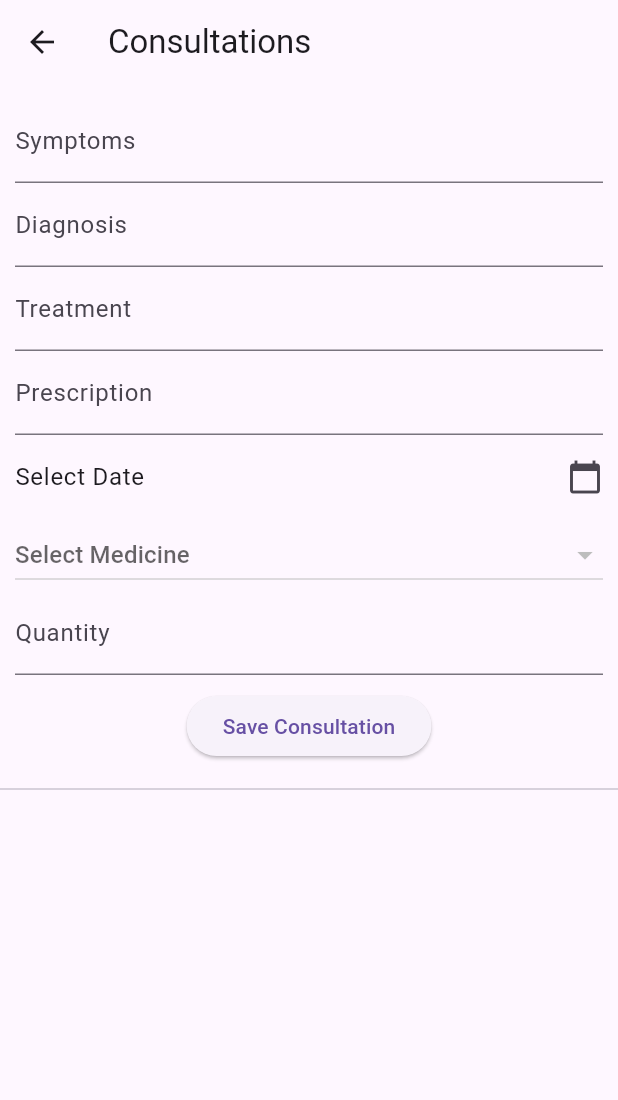
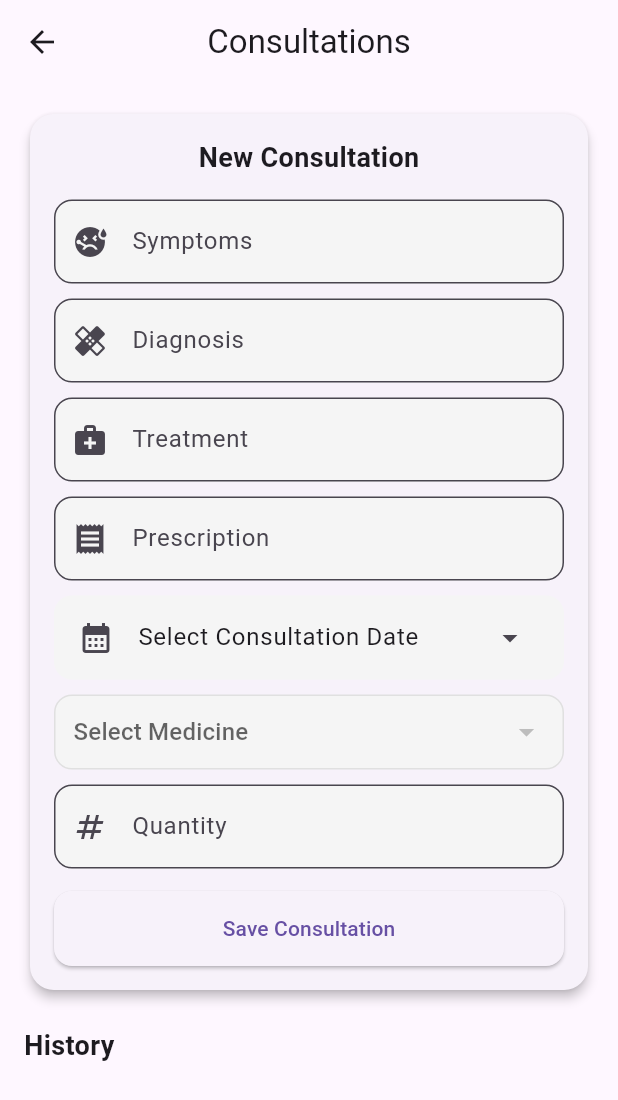
Before and after one commit to benedict003/bhcims_app, a Flutter app: the ConsultationsScreen screen opened directly with empty values, on a phone screen of 412 x 824 dp. Shown: the top 1100 px of the screen. Run offline on Flutter 3.47's test engine with Material 3 defaults, Android fonts, the phone set to English and light mode, and no system bars; our stand-ins replace shared_preferences; accounts and stored records are empty; network calls fail.

Commit message:
consultation ui

```diff
--- a/lib/screens/consultations_screen.dart
+++ b/lib/screens/consultations_screen.dart
@@ -7,6 +7,7 @@ class ConsultationsScreen extends StatefulWidget {
   final Map user;
 
   const ConsultationsScreen({super.key, required this.user});
+
   @override
   State<ConsultationsScreen> createState() => _ConsultationsScreenState();
 }
@@ -17,7 +18,6 @@ class _ConsultationsScreenState extends State<ConsultationsScreen> {
 
   int? selectedMedicine;
   DateTime? selectedDate;
-
   bool loading = true;
 
   final symptoms = TextEditingController();
@@ -39,13 +39,11 @@ class _ConsultationsScreenState extends State<ConsultationsScreen> {
     } catch (e) {
       debugPrint("Error loading data: $e");
     }
-
     setState(() => loading = false);
   }
 
-  // ================= DATE PICKER =================
   Future<void> pickDate() async {
-    DateTime? picked = await showDatePicker(
+    final picked = await showDatePicker(
       context: context,
       initialDate: DateTime.now(),
       firstDate: DateTime(2020),
@@ -53,23 +51,20 @@ class _ConsultationsScreenState extends State<ConsultationsScreen> {
     );
 
     if (picked != null) {
-      setState(() {
-        selectedDate = picked;
-      });
+      setState(() => selectedDate = picked);
     }
   }
 
-  // ================= CREATE =================
   Future<void> create() async {
     if (selectedDate == null) {
       ScaffoldMessenger.of(context).showSnackBar(
-        SnackBar(content: Text("Please select a date")),
+        const SnackBar(content: Text("Please select a date")),
       );
       return;
     }
 
     final model = ConsultationModel(
-      residentId: 1,
+      residentId: widget.user['id'],
       symptoms: symptoms.text,
       diagnosis: diagnosis.text,
       treatment: treatment.text,
@@ -98,100 +93,195 @@ class _ConsultationsScreenState extends State<ConsultationsScreen> {
     });
   }
 
+  InputDecoration _inputStyle(String label, IconData icon) {
+    return InputDecoration(
+      labelText: label,
+      prefixIcon: Icon(icon),
+      border: OutlineInputBorder(borderRadius: BorderRadius.circular(12)),
+      filled: true,
+      fillColor: Colors.grey[100],
+    );
+  }
+
   @override
   Widget build(BuildContext context) {
     return Scaffold(
-      appBar: AppBar(title: Text("Consultations")),
+      appBar: AppBar(
+        title: const Text("Consultations"),
+        centerTitle: true,
+      ),
 
       body: loading
-          ? Center(child: CircularProgressIndicator())
-          : Column(
+          ? const Center(child: CircularProgressIndicator())
+          : SingleChildScrollView(
+        child: Padding(
+          padding: const EdgeInsets.all(16),
+          child: Column(
+            crossAxisAlignment: CrossAxisAlignment.start,
             children: [
-          // ================= FORM =================
-          Padding(
-            padding: EdgeInsets.all(10),
+
+              // ================= FORM CARD =================
+              Card(
+                elevation: 3,
+                shape: RoundedRectangleBorder(
+                  borderRadius: BorderRadius.circular(16),
+                ),
+                child: Padding(
+                  padding: const EdgeInsets.all(16),
                   child: Column(
                     children: [
+
+                      const Text(
+                        "New Consultation",
+                        style: TextStyle(
+                          fontSize: 18,
+                          fontWeight: FontWeight.bold,
+                        ),
+                      ),
+
+                      const SizedBox(height: 15),
+
                       TextField(
                         controller: symptoms,
-                  decoration: InputDecoration(labelText: "Symptoms"),
+                        decoration: _inputStyle("Symptoms", Icons.sick),
                       ),
+                      const SizedBox(height: 10),
+
                       TextField(
                         controller: diagnosis,
-                  decoration: InputDecoration(labelText: "Diagnosis"),
+                        decoration: _inputStyle("Diagnosis", Icons.healing),
                       ),
+                      const SizedBox(height: 10),
 
                       TextField(
                         controller: treatment,
-                  decoration: InputDecoration(labelText: "Treatment"),
+                        decoration: _inputStyle("Treatment", Icons.medical_services),
                       ),
+                      const SizedBox(height: 10),
 
                       TextField(
                         controller: prescription,
-                  decoration: InputDecoration(labelText: "Prescription"),
+                        decoration: _inputStyle("Prescription", Icons.receipt),
+                      ),
+                      const SizedBox(height: 10),
+
+                      // DATE PICKER
+                      Container(
+                        decoration: BoxDecoration(
+                          borderRadius: BorderRadius.circular(12),
+                          color: Colors.grey[100],
+                        ),
+                        child: ListTile(
+                          leading: const Icon(Icons.calendar_month),
+                          title: Text(
+                            selectedDate == null
+                                ? "Select Consultation Date"
+                                : selectedDate!.toLocal().toString().split(' ')[0],
+                          ),
+                          trailing: const Icon(Icons.arrow_drop_down),
+                          onTap: pickDate,
+                        ),
                       ),
 
-                // ================= DATE PICKER UI =================
-                ListTile(
-                  contentPadding: EdgeInsets.zero,
-                  title: Text(
-                    selectedDate == null
-                        ? "Select Date"
-                        : selectedDate!.toLocal().toString().split(' ')[0],
+                      const SizedBox(height: 10),
+
+                      // MEDICINE DROPDOWN
+                      Container(
+                        padding: const EdgeInsets.symmetric(horizontal: 12),
+                        decoration: BoxDecoration(
+                          borderRadius: BorderRadius.circular(12),
+                          color: Colors.grey[100],
+                          border: Border.all(color: Colors.grey.shade300),
                         ),
-                  trailing: Icon(Icons.calendar_today),
-                  onTap: pickDate,
-                ),
-
-                DropdownButton<int>(
+                        child: DropdownButton<int>(
                           value: selectedMedicine,
-                  hint: Text("Select Medicine"),
+                          hint: const Text("Select Medicine"),
                           isExpanded: true,
+                          underline: const SizedBox(),
                           items: medicines.map((m) {
                             return DropdownMenuItem(
                               value: m.id,
                               child: Text(m.medicineName),
                             );
                           }).toList(),
-                  onChanged: (v) => setState(() => selectedMedicine = v),
+                          onChanged: (v) =>
+                              setState(() => selectedMedicine = v),
                         ),
+                      ),
+
+                      const SizedBox(height: 10),
 
                       TextField(
                         controller: quantity,
                         keyboardType: TextInputType.number,
-                  decoration: InputDecoration(labelText: "Quantity"),
+                        decoration:
+                        _inputStyle("Quantity", Icons.numbers),
                       ),
 
-                SizedBox(height: 10),
+                      const SizedBox(height: 15),
 
-                ElevatedButton(
+                      SizedBox(
+                        width: double.infinity,
+                        height: 50,
+                        child: ElevatedButton(
                           onPressed: create,
-                  child: Text("Save Consultation"),
+                          style: ElevatedButton.styleFrom(
+                            shape: RoundedRectangleBorder(
+                              borderRadius: BorderRadius.circular(12),
+                            ),
+                          ),
+                          child: const Text("Save Consultation"),
+                        ),
                       ),
                     ],
                   ),
                 ),
+              ),
 
-          Divider(),
+              const SizedBox(height: 20),
+
+              const Text(
+                "History",
+                style: TextStyle(
+                  fontSize: 18,
+                  fontWeight: FontWeight.bold,
+                ),
+              ),
+
+              const SizedBox(height: 10),
 
               // ================= LIST =================
-          Expanded(
-            child: ListView.builder(
+              ListView.builder(
+                shrinkWrap: true,
+                physics: const NeverScrollableScrollPhysics(),
                 itemCount: consultations.length,
                 itemBuilder: (_, i) {
                   final c = consultations[i];
 
                   return Card(
+                    margin: const EdgeInsets.only(bottom: 10),
+                    shape: RoundedRectangleBorder(
+                      borderRadius: BorderRadius.circular(12),
+                    ),
                     child: ListTile(
-                    title: Text(c.diagnosis),
-                    subtitle: Text(c.symptoms),
-                    trailing: Text(c.consultationDate),
+                      leading: const CircleAvatar(
+                        child: Icon(Icons.medical_information),
+                      ),
+                      title: Text(
+                        c.diagnosis,
+                        style: const TextStyle(fontWeight: FontWeight.bold),
+                      ),
+                      subtitle: Text(
+                        "Symptoms: ${c.symptoms}\nDate: ${c.consultationDate}",
+                      ),
+                      isThreeLine: true,
                     ),
                   );
                 },
               ),
+            ],
           ),
-        ],
+        ),
       ),
     );
   }
```
Also changed, not shown: 1 other file. Lines whose indentation alone changed are shown as unchanged.
